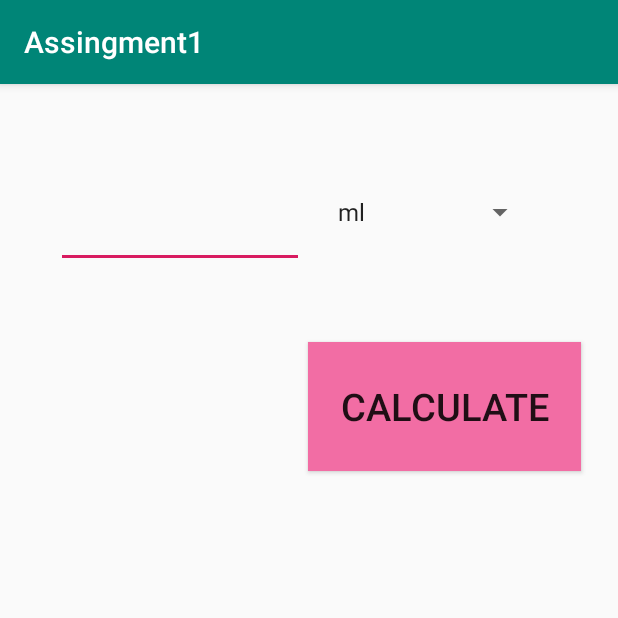
After one commit to rthaiva1/Units-Convertor-Andriod-App, an Android app: the Main3Activity screen opened directly, with no data from a screen before it, on a phone screen of 412 x 824 dp, the top half of it. The commit adds this screen. Run offline under Robolectric (Android 15) with nearby library versions, the phone set to English and light mode, and no system bars.

Commit message:
Sixth Commit

```diff
--- a/app/src/main/AndroidManifest.xml
+++ b/app/src/main/AndroidManifest.xml
@@ -9,7 +9,8 @@
         android:roundIcon="@mipmap/ic_launcher_round"
         android:supportsRtl="true"
         android:theme="@style/AppTheme">
-        <activity android:name=".Main2Activity"></activity>
+        <activity android:name=".Main3Activity"></activity>
+        <activity android:name=".Main2Activity" />
         <activity android:name=".MainActivity">
             <intent-filter>
                 <action android:name="android.intent.action.MAIN" />
--- /dev/null
+++ b/app/src/main/java/com/example/assingment1/Main3Activity.java
@@ -0,0 +1,109 @@
+package com.example.assingment1;
+
+import android.os.Bundle;
+import android.view.View;
+import android.widget.AdapterView;
+import android.widget.ArrayAdapter;
+import android.widget.Button;
+import android.widget.EditText;
+import android.widget.Spinner;
+import android.widget.TextView;
+
+import androidx.appcompat.app.AppCompatActivity;
+
+public class Main3Activity extends AppCompatActivity implements AdapterView.OnItemSelectedListener{
+
+    private EditText input;
+    private TextView a;
+    private TextView b;
+    private TextView c;
+    private TextView d;
+    String text;
+    @Override
+    protected void onCreate(Bundle savedInstanceState) {
+        super.onCreate(savedInstanceState);
+        setContentView(R.layout.activity_main3);
+
+        Spinner spinner = findViewById(R.id.spinner1);
+        ArrayAdapter<CharSequence> adapter = ArrayAdapter.createFromResource(this, R.array.liquid, android.R.layout.simple_spinner_item);
+        adapter.setDropDownViewResource(android.R.layout.simple_spinner_dropdown_item);
+        spinner.setAdapter(adapter);
+        spinner.setOnItemSelectedListener(this);
+
+        input = (EditText) findViewById(R.id.editText);
+
+        Button bt_calculate = (Button) findViewById(R.id.button3);
+
+        a = (TextView) findViewById(R.id.textView);
+        b = (TextView) findViewById(R.id.textView5);
+        c = (TextView) findViewById(R.id.textView8);
+        d = (TextView) findViewById(R.id.textView9);
+
+        bt_calculate.setOnClickListener(new View.OnClickListener() {
+            @Override
+            public void onClick(View view) {
+                makeCalculations();
+            }
+        });
+    }
+    private void makeCalculations() {
+        double result=0;
+        if(text.compareTo("ml") == 0)
+        {
+            double n1 = Double.valueOf(input.getText().toString());
+            a.setText(String.format("%.2f", n1) + " ml");
+            double n2 = Double.valueOf(input.getText().toString()) / 1000;
+            b.setText(String.format("%.2f", n2) + " litre");
+            double n3 = Double.valueOf(input.getText().toString()) / 4546.09;
+            c.setText(String.format("%.2f", n3) + " gal");
+            double n4 = Double.valueOf(input.getText().toString()) / 29.574;
+            d.setText(String.format("%.2f", n4) + " fl oz");
+        }
+
+        if(text.compareTo("litre") == 0)
+        {
+            double n1 = Double.valueOf(input.getText().toString()) * 1000;
+            a.setText(String.format("%.2f", n1) + " ml");
+            double n2 = Double.valueOf(input.getText().toString());
+            b.setText(String.format("%.2f", n2) + " litre");
+            double n3 = Double.valueOf(input.getText().toString()) / 3.785;
+            c.setText(String.format("%.2f", n3) + " gal");
+            double n4 = Double.valueOf(input.getText().toString()) / 33.814;
+            d.setText(String.format("%.2f", n4) + " fl oz");
+        }
+
+        if(text.compareTo("gal") == 0)
+        {
+            double n1 = Double.valueOf(input.getText().toString()) * 4546.09;
+            a.setText(String.format("%.2f", n1) + " ml");
+            double n2 = Double.valueOf(input.getText().toString()) * 3.785;
+            b.setText(String.format("%.2f", n2) + " litre");
+            double n3 = Double.valueOf(input.getText().toString());
+            c.setText(String.format("%.2f", n3) + " gal");
+            double n4 = Double.valueOf(input.getText().toString()) / 128;
+            d.setText(String.format("%.2f", n4) + " fl oz");
+        }
+
+        if(text.compareTo("fl oz") == 0)
+        {
+            double n1 = Double.valueOf(input.getText().toString()) * 29.574;
+            a.setText(String.format("%.2f", n1) + " ml");
+            double n2 = Double.valueOf(input.getText().toString()) * 33.814;
+            b.setText(String.format("%.2f", n2) + " litre");
+            double n3 = Double.valueOf(input.getText().toString()) * 128;
+            c.setText(String.format("%.2f", n3) + " gal");
+            double n4 = Double.valueOf(input.getText().toString());
+            d.setText(String.format("%.2f", n4) + " fl oz");
+        }
+
+    }
+    @Override
+    public void onItemSelected(AdapterView<?> adapterView, View view, int i, long l) {
+        text = adapterView.getItemAtPosition(i).toString();
+    }
+
+    @Override
+    public void onNothingSelected(AdapterView<?> adapterView) {
+
+    }
+}
--- a/app/src/main/java/com/example/assingment1/MainActivity.java
+++ b/app/src/main/java/com/example/assingment1/MainActivity.java
@@ -8,6 +8,7 @@ import androidx.appcompat.app.AppCompatActivity;
 
 public class MainActivity extends AppCompatActivity {
     Button firstbutton;
+    Button secondbutton;
     @Override
     protected void onCreate(Bundle savedInstanceState) {
         super.onCreate(savedInstanceState);
@@ -21,5 +22,14 @@ public class MainActivity extends AppCompatActivity {
                 startActivity(intent_1);
             }
         });
+
+        secondbutton = findViewById(R.id.button2);
+        secondbutton.setOnClickListener(new View.OnClickListener() {
+            @Override
+            public void onClick(View view) {
+                Intent intent_1 = new Intent(MainActivity.this,Main3Activity.class);
+                startActivity(intent_1);
+            }
+        });
     }
 }
--- /dev/null
+++ b/app/src/main/res/layout/activity_main3.xml
@@ -0,0 +1,100 @@
+<?xml version="1.0" encoding="utf-8"?>
+<androidx.constraintlayout.widget.ConstraintLayout xmlns:android="http://schemas.android.com/apk/res/android"
+    xmlns:app="http://schemas.android.com/apk/res-auto"
+    xmlns:tools="http://schemas.android.com/tools"
+    android:layout_width="match_parent"
+    android:layout_height="match_parent"
+    tools:context=".Main3Activity">
+
+    <Spinner
+        android:id="@+id/spinner1"
+        android:layout_width="140dp"
+        android:layout_height="72dp"
+        android:text=""
+        android:textSize="25sp"
+        app:layout_constraintBottom_toBottomOf="parent"
+        app:layout_constraintEnd_toEndOf="parent"
+        app:layout_constraintHorizontal_bias="0.8"
+        app:layout_constraintStart_toStartOf="parent"
+        app:layout_constraintTop_toTopOf="parent"
+        app:layout_constraintVertical_bias="0.071"
+        tools:ignore="MissingConstraints" />
+
+    <EditText
+        android:id="@+id/editText"
+        android:layout_width="165dp"
+        android:layout_height="56dp"
+        android:ems="10"
+        android:inputType="numberDecimal"
+        android:textSize="25sp"
+        app:layout_constraintBottom_toBottomOf="parent"
+        app:layout_constraintEnd_toEndOf="parent"
+        app:layout_constraintHorizontal_bias="0.15"
+        app:layout_constraintStart_toStartOf="parent"
+        app:layout_constraintTop_toTopOf="parent"
+        app:layout_constraintVertical_bias="0.094" />
+
+    <Button
+        android:id="@+id/button3"
+        android:layout_width="182dp"
+        android:layout_height="86dp"
+        android:text="Calculate"
+        android:textSize="25sp"
+        android:background="@drawable/pink"
+        app:layout_constraintBottom_toBottomOf="parent"
+        app:layout_constraintEnd_toEndOf="parent"
+        app:layout_constraintHorizontal_bias="0.893"
+        app:layout_constraintStart_toStartOf="parent"
+        app:layout_constraintTop_toTopOf="parent"
+        app:layout_constraintVertical_bias="0.252" />
+
+    <TextView
+        android:id="@+id/textView"
+        android:layout_width="320dp"
+        android:layout_height="70dp"
+        android:textSize="40sp"
+        app:layout_constraintBottom_toBottomOf="parent"
+        app:layout_constraintEnd_toEndOf="parent"
+        app:layout_constraintHorizontal_bias="0.142"
+        app:layout_constraintStart_toStartOf="parent"
+        app:layout_constraintTop_toTopOf="parent"
+        app:layout_constraintVertical_bias="0.475" />
+
+    <TextView
+        android:id="@+id/textView5"
+        android:layout_width="320dp"
+        android:layout_height="70dp"
+        android:textSize="40sp"
+        app:layout_constraintBottom_toBottomOf="parent"
+        app:layout_constraintEnd_toEndOf="parent"
+        app:layout_constraintHorizontal_bias="0.147"
+        app:layout_constraintStart_toStartOf="parent"
+        app:layout_constraintTop_toTopOf="parent"
+        app:layout_constraintVertical_bias="0.58" />
+
+    <TextView
+        android:id="@+id/textView8"
+        android:layout_width="320dp"
+        android:layout_height="70dp"
+        android:textSize="40sp"
+        app:layout_constraintBottom_toBottomOf="parent"
+        app:layout_constraintEnd_toEndOf="parent"
+        app:layout_constraintHorizontal_bias="0.137"
+        app:layout_constraintStart_toStartOf="parent"
+        app:layout_constraintTop_toTopOf="parent"
+        app:layout_constraintVertical_bias="0.681" />
+
+    <TextView
+        android:id="@+id/textView9"
+        android:layout_width="320dp"
+        android:layout_height="70dp"
+        android:textSize="40sp"
+        app:layout_constraintBottom_toBottomOf="parent"
+        app:layout_constraintEnd_toEndOf="parent"
+        app:layout_constraintHorizontal_bias="0.142"
+        app:layout_constraintStart_toStartOf="parent"
+        app:layout_constraintTop_toTopOf="parent"
+        app:layout_constraintVertical_bias="0.788" />
+
+
+</androidx.constraintlayout.widget.ConstraintLayout>
--- a/app/src/main/res/values/strings.xml
+++ b/app/src/main/res/values/strings.xml
@@ -7,4 +7,11 @@
         <item>feet</item>
         <item>miles</item>
     </string-array>
+
+    <string-array name="liquid">
+        <item>ml</item>
+        <item>litre</item>
+        <item>gal</item>
+        <item>fl oz</item>
+    </string-array>
 </resources>
```
